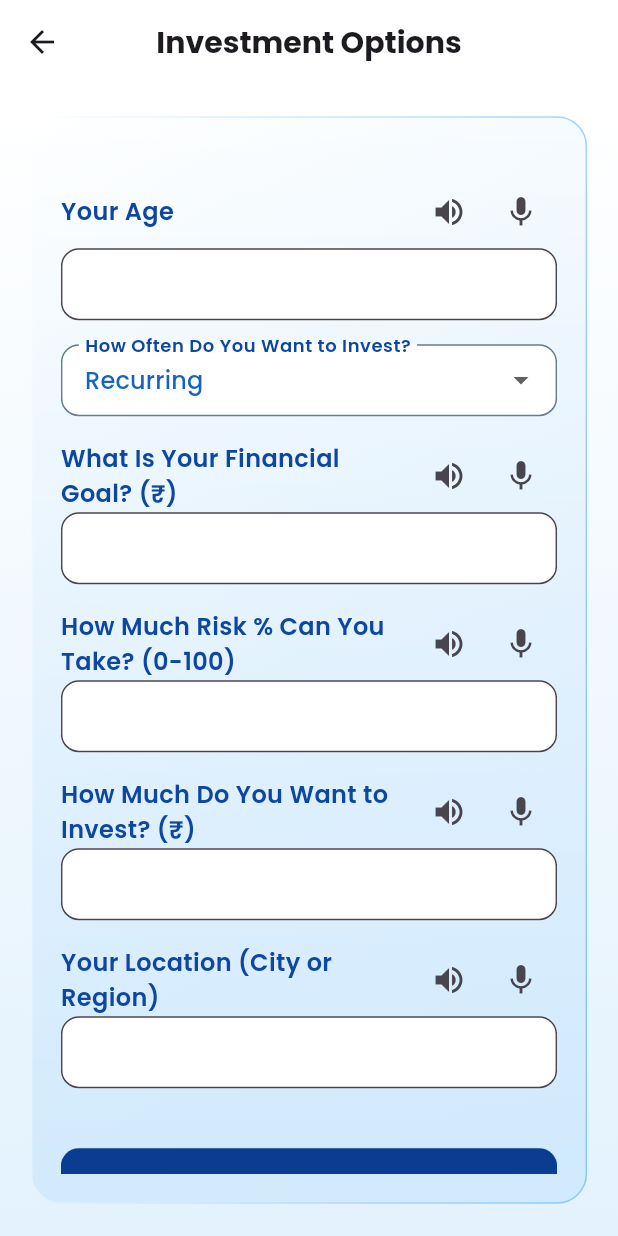
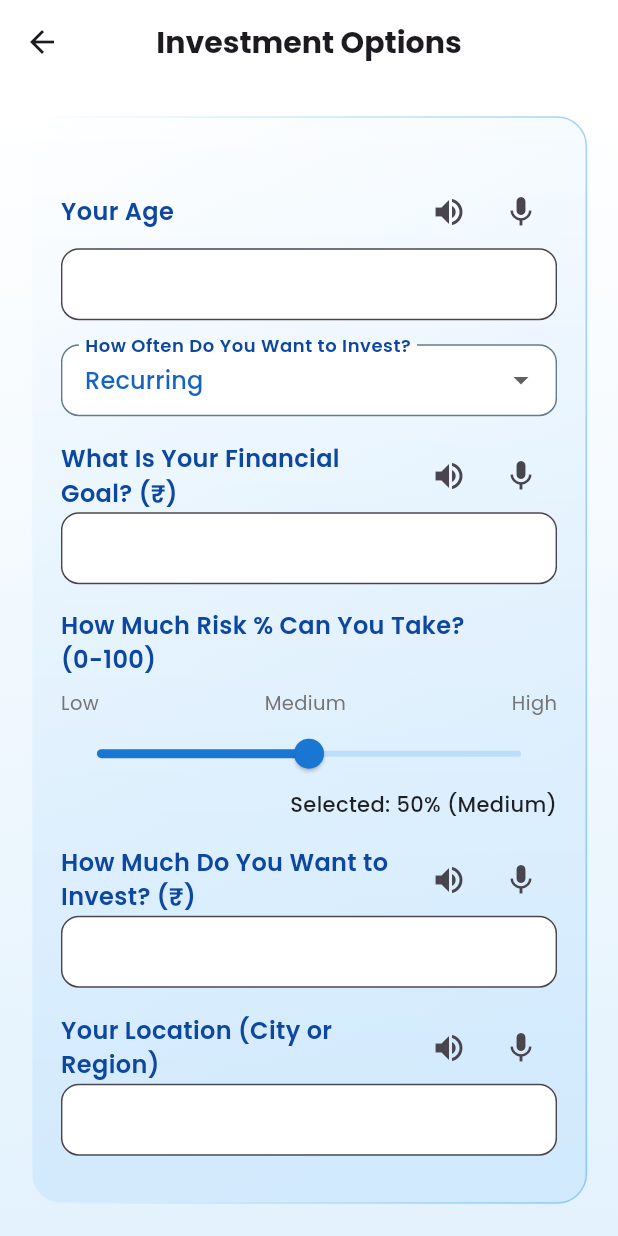
Before and after one commit to rakhi-1112/generic_voice_assistant, a Flutter app: the InvestmentOptionsScreen screen opened by its route, on a phone screen of 412 x 824 dp. Run offline on Flutter 3.47's test engine with Material 3 defaults, Android fonts, the phone set to English and light mode, and no system bars; drawn by our look-alikes of flutter_animate, glassmorphism; our stand-ins replace audioplayers, fl_chart, flutter_markdown, google_fonts, just_audio, permission_handler and 1 more; missing offline and left inert: flutter_sound, record; accounts and stored records are empty.

Commit message:
add scroll bar for Risk %

```diff
--- a/frontend_flutter/lib/screens/investment_options/investment_options_screen.dart
+++ b/frontend_flutter/lib/screens/investment_options/investment_options_screen.dart
@@ -215,6 +215,64 @@ class _InvestmentOptionsScreenState extends State<InvestmentOptionsScreen> {
       _showError("Error: $e");
     }
   }
+
+  double _riskValue = 50; // Add this in your state
+
+Widget _buildRiskSlider() {
+  String getRiskCategory(double value) {
+    if (value <= 33) return "Low";
+    if (value <= 66) return "Medium";
+    return "High";
+  }
+
+  return Column(
+    crossAxisAlignment: CrossAxisAlignment.start,
+    children: [
+      Text(
+        "How Much Risk % Can You Take? (0-100)",
+        style: GoogleFonts.poppins(
+          fontSize: 16,
+          fontWeight: FontWeight.w600,
+          color: Colors.blue.shade900,
+        ),
+      ),
+      const SizedBox(height: 8),
+      Row(
+        mainAxisAlignment: MainAxisAlignment.spaceBetween,
+        children: [
+          Text("Low", style: GoogleFonts.poppins(fontSize: 13, color: Colors.grey.shade600)),
+          Text("Medium", style: GoogleFonts.poppins(fontSize: 13, color: Colors.grey.shade600)),
+          Text("High", style: GoogleFonts.poppins(fontSize: 13, color: Colors.grey.shade600)),
+        ],
+      ),
+      Slider(
+        value: _riskValue,
+        min: 0,
+        max: 100,
+        divisions: 100,
+        label: "${_riskValue.round()}%",
+        activeColor: Colors.blue.shade700,
+        inactiveColor: Colors.blue.shade100,
+        onChanged: (value) {
+          setState(() => _riskValue = value);
+          _investmentRiskController.text = _riskValue.toStringAsFixed(0); // sync to controller
+        },
+      ),
+      Align(
+        alignment: Alignment.centerRight,
+        child: Text(
+          "Selected: ${_riskValue.round()}% (${getRiskCategory(_riskValue)})",
+          style: GoogleFonts.poppins(
+            fontSize: 14,
+            color: Colors.black87,
+            fontWeight: FontWeight.w500,
+          ),
+        ),
+      ),
+      const SizedBox(height: 16),
+    ],
+  );
+}
 
 
   Future<void> _submitForm() async {
@@ -457,15 +515,7 @@ Widget build(BuildContext context) {
                       isNumber: true,
                       validator: (v) => double.tryParse(v ?? "") == null ? "Enter a number" : null,
                     ),
-                    _buildFieldWithSpeech(
-                      label: "How Much Risk % Can You Take? (0-100)",
-                      controller: _investmentRiskController,
-                      isNumber: true,
-                      validator: (v) {
-                        final val = double.tryParse(v ?? "");
-                        return (val == null || val < 0 || val > 100) ? "Risk must be 0 to 100" : null;
-                      },
-                    ),
+                    _buildRiskSlider(),
                     _buildFieldWithSpeech(
                       label: "How Much Do You Want to Invest? (₹)",
                       controller: _investmentAmountController,
```
